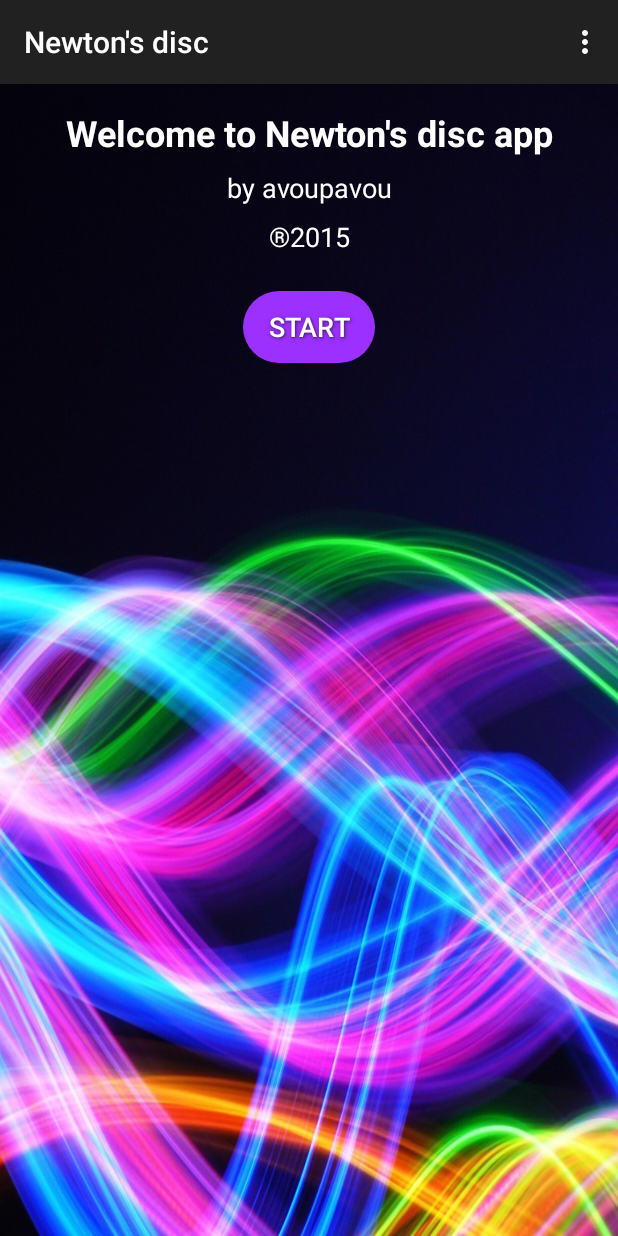
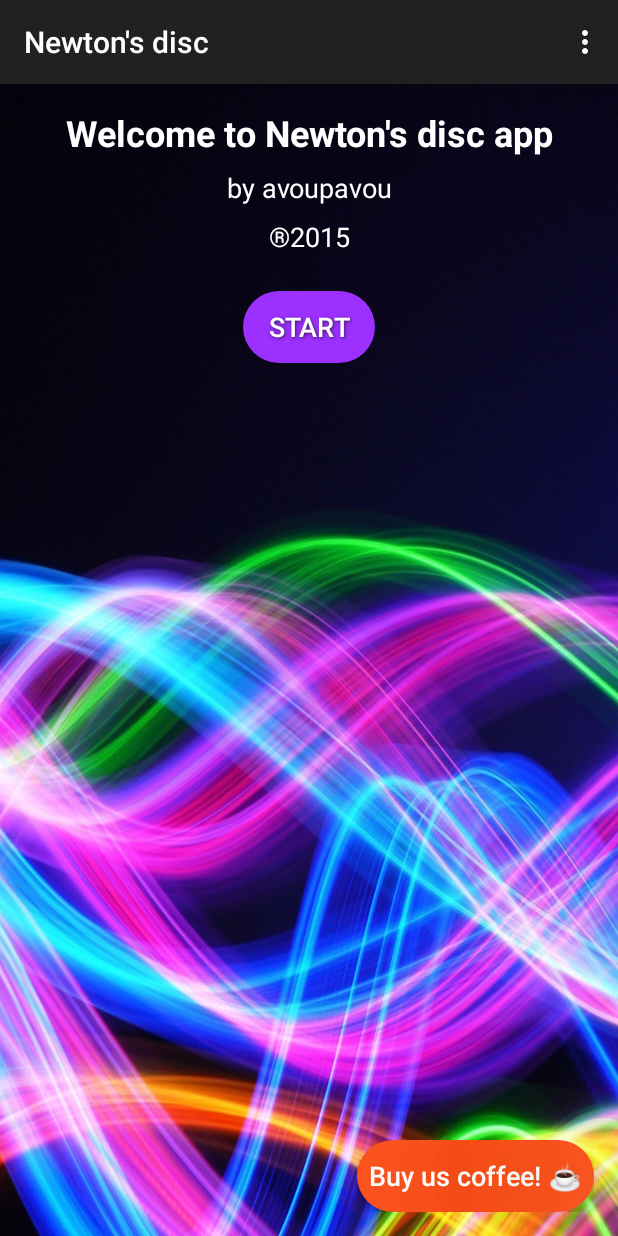
Before and after one commit to avoupavou/NewtonsDisc, an Android app: the screen it shows after launch (MainActivity), on a phone screen of 412 x 824 dp. Run offline under Robolectric (Android 15) with nearby library versions, the phone set to English and light mode, and no system bars.

Commit message:
Add buy me a coffee button

```diff
--- a/app/src/main/java/com/avoupavou/newtonsdisc/MainActivity.java
+++ b/app/src/main/java/com/avoupavou/newtonsdisc/MainActivity.java
@@ -1,6 +1,7 @@
 package com.avoupavou.newtonsdisc;
 
 import android.content.Intent;
+import android.net.Uri;
 import android.os.Bundle;
 import android.view.Menu;
 import android.view.MenuItem;
@@ -55,5 +56,10 @@ public class MainActivity extends AppCompatActivity {
         startActivity(toSettings);
     }
 
+    public void buyUsACoffee(View view){
+        Intent toBuyUseACoffee = new Intent(Intent.ACTION_VIEW, Uri.parse("https://www.buymeacoffee.com/avoupavou"));
+        startActivity(toBuyUseACoffee);
+    }
+
 
 }
--- /dev/null
+++ b/app/src/main/res/drawable/orangeroundedbutton.xml
@@ -0,0 +1,9 @@
+<?xml version="1.0" encoding="utf-8"?>
+<shape xmlns:android="http://schemas.android.com/apk/res/android"
+    android:shape="rectangle">
+    <solid android:color="#FF5722" />
+    <corners android:bottomRightRadius="100dip"
+        android:bottomLeftRadius="100dip"
+        android:topRightRadius="100dip"
+        android:topLeftRadius="100dip"/>
+</shape>
--- a/app/src/main/res/layout/activity_main.xml
+++ b/app/src/main/res/layout/activity_main.xml
@@ -78,4 +78,21 @@
         app:layout_constraintTop_toBottomOf="@+id/textViewYear"
         app:layout_constraintVertical_bias="0.0" />
 
+    <Button
+        android:id="@+id/button2"
+        android:layout_width="wrap_content"
+        android:layout_height="wrap_content"
+        android:background="@drawable/orangeroundedbutton"
+        android:onClick="buyUsACoffee"
+        android:padding="8dp"
+        android:shadowColor="#533737"
+        android:shadowDx="1"
+        android:shadowRadius="100"
+        android:text="Buy us coffee! ☕"
+        android:textAllCaps="false"
+        android:textColor="#FBFBFB"
+        android:textSize="18sp"
+        app:layout_constraintBottom_toBottomOf="parent"
+        app:layout_constraintEnd_toEndOf="parent" />
+
 </androidx.constraintlayout.widget.ConstraintLayout>
```
